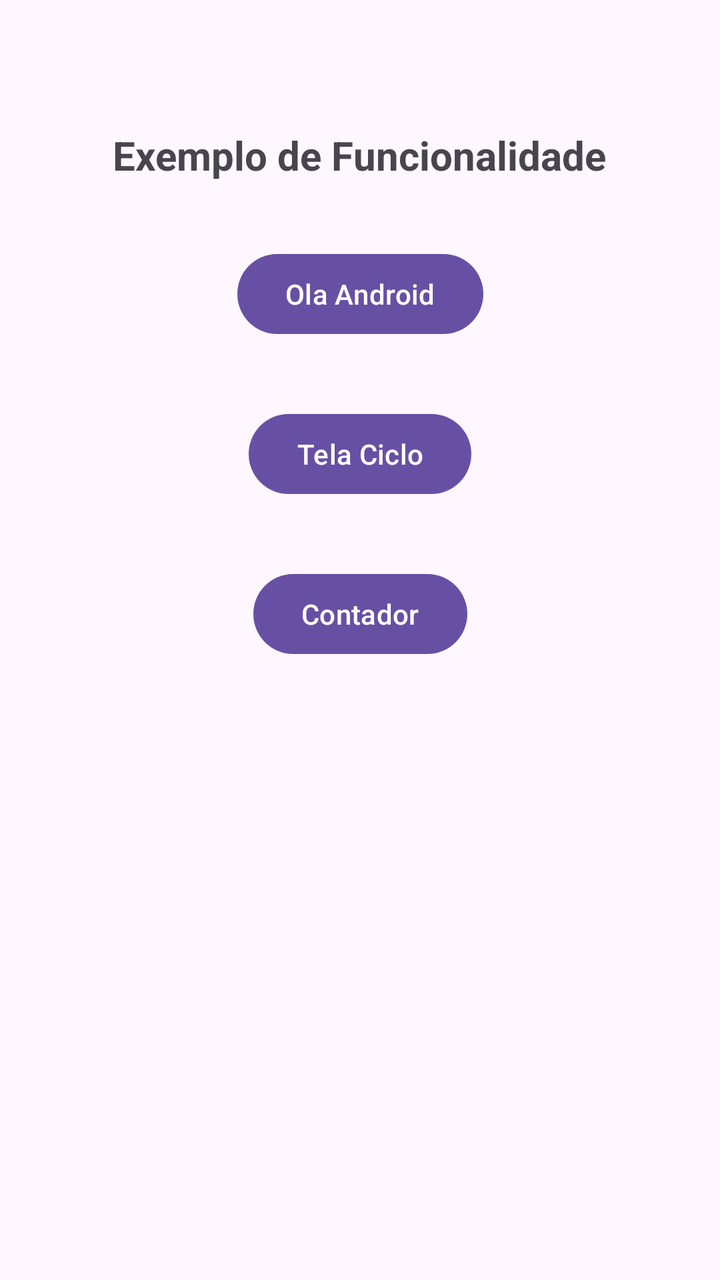
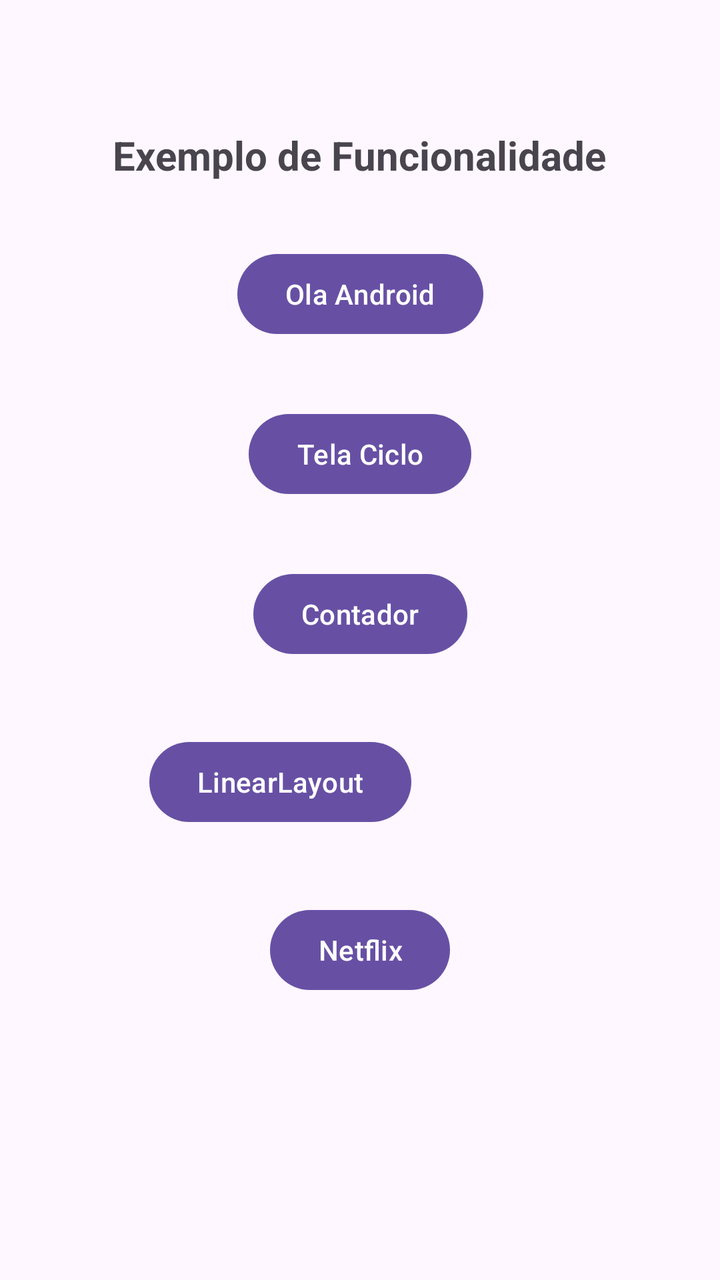

The first picture is an Android layout as it rendered before a commit; the second is the same layout after the commit. The layout source and the unified diff follow.
<!-- AndroidManifest.xml: application theme Theme.MeuAppTA -->
<!-- res/layout/activity_principal.xml -->
<?xml version="1.0" encoding="utf-8"?>
<androidx.constraintlayout.widget.ConstraintLayout xmlns:android="http://schemas.android.com/apk/res/android"
    xmlns:app="http://schemas.android.com/apk/res-auto"
    xmlns:tools="http://schemas.android.com/tools"
    android:id="@+id/main"
    android:layout_width="match_parent"
    android:layout_height="match_parent"
    tools:context=".Principal">

    <TextView
        android:id="@+id/txtTitulo"
        android:layout_width="wrap_content"
        android:layout_height="wrap_content"
        android:layout_marginTop="64dp"
        android:text="@string/titulo"
        android:textSize="20sp"
        android:textStyle="bold"
        app:layout_constraintEnd_toEndOf="parent"
        app:layout_constraintHorizontal_bias="0.498"
        app:layout_constraintStart_toStartOf="parent"
        app:layout_constraintTop_toTopOf="parent" />

    <Button
        android:id="@+id/btOla"
        android:layout_width="wrap_content"
        android:layout_height="wrap_content"
        android:layout_marginTop="32dp"
        android:text="@string/Ola"
        app:layout_constraintEnd_toEndOf="parent"
        app:layout_constraintStart_toStartOf="parent"
        app:layout_constraintTop_toBottomOf="@+id/txtTitulo" />

    <Button
        android:id="@+id/btCiclo"
        android:layout_width="wrap_content"
        android:layout_height="wrap_content"
        android:layout_marginTop="32dp"
        android:text="@string/ciclo"
        app:layout_constraintEnd_toEndOf="parent"
        app:layout_constraintStart_toStartOf="parent"
        app:layout_constraintTop_toBottomOf="@+id/btOla" />

    <Button
        android:id="@+id/btContador"
        android:layout_width="wrap_content"
        android:layout_height="wrap_content"
        android:layout_marginTop="32dp"
        android:text="@string/contador"
        app:layout_constraintEnd_toEndOf="parent"
        app:layout_constraintStart_toStartOf="parent"
        app:layout_constraintTop_toBottomOf="@+id/btCiclo" />
</androidx.constraintlayout.widget.ConstraintLayout>
<!-- resources referenced by this layout -->
<resources>
  <string name="Ola">Ola Android</string>
  <string name="ciclo">Tela Ciclo</string>
  <string name="contador">Contador</string>
  <string name="titulo">Exemplo de Funcionalidade</string>
  <style name="Theme.MeuAppTA" parent="Base.Theme.MeuAppTA" />
  <style name="Base.Theme.MeuAppTA" parent="Theme.Material3.DayNight.NoActionBar">
          
          
      </style>
</resources>

<!-- the commit's change to res/layout/activity_principal.xml (unified diff, before → after) -->
@@ -49,4 +49,25 @@
         app:layout_constraintEnd_toEndOf="parent"
         app:layout_constraintStart_toStartOf="parent"
         app:layout_constraintTop_toBottomOf="@+id/btCiclo" />
+
+    <Button
+        android:id="@+id/btLayout"
+        android:layout_width="wrap_content"
+        android:layout_height="wrap_content"
+        android:layout_marginTop="36dp"
+        android:layout_marginEnd="80dp"
+        android:text="LinearLayout"
+        app:layout_constraintEnd_toEndOf="parent"
+        app:layout_constraintStart_toStartOf="parent"
+        app:layout_constraintTop_toBottomOf="@+id/btContador" />
+
+    <Button
+        android:id="@+id/btNetflix"
+        android:layout_width="wrap_content"
+        android:layout_height="wrap_content"
+        android:layout_marginTop="36dp"
+        android:text="Netflix"
+        app:layout_constraintEnd_toEndOf="parent"
+        app:layout_constraintStart_toStartOf="parent"
+        app:layout_constraintTop_toBottomOf="@+id/btLayout" />
 </androidx.constraintlayout.widget.ConstraintLayout>
